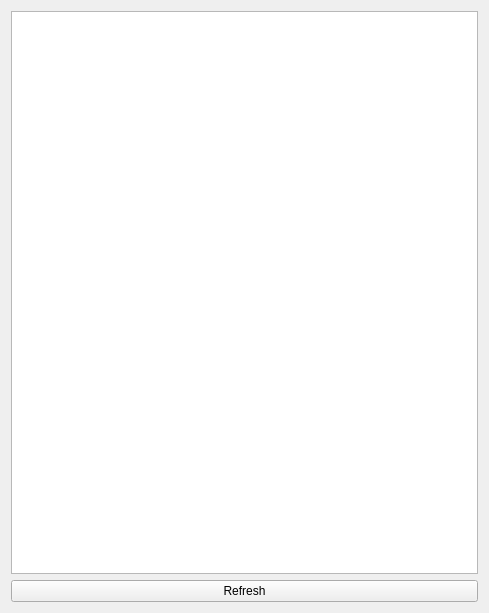
Qt form FOSSAGSCP/systeminformationpane.ui (FOSSASystems/FOSSA-GroundStationControlPanel) before a commit.
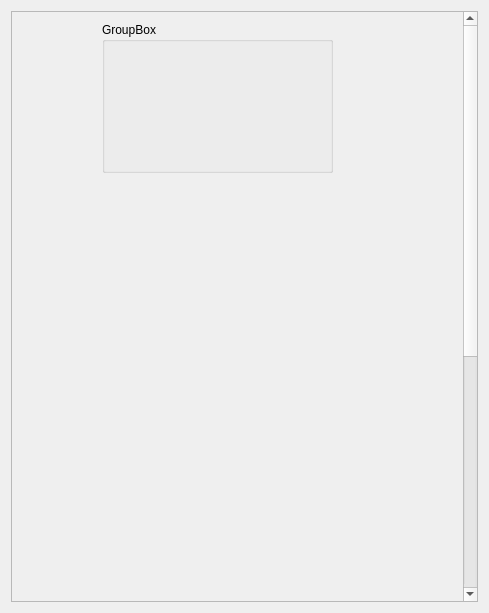
The same form after that commit.

Commit message: added system info frame byte parsing and change table view to group boxes

Diff of the .ui file:
```diff
--- a/FOSSAGSCP/systeminformationpane.ui
+++ b/FOSSAGSCP/systeminformationpane.ui
@@ -15,19 +15,45 @@
   </property>
   <layout class="QVBoxLayout" name="verticalLayout">
    <item>
-    <layout class="QVBoxLayout" name="verticalLayout_2">
-     <item>
-      <widget class="QTableView" name="SystemInformation_TableView"/>
+    <layout class="QGridLayout" name="gridLayout">
+     <item row="0" column="1">
+      <widget class="QScrollArea" name="scrollArea">
+       <property name="widgetResizable">
+        <bool>true</bool>
+       </property>
+       <widget class="QWidget" name="scrollAreaWidgetContents">
+        <property name="geometry">
+         <rect>
+          <x>0</x>
+          <y>0</y>
+          <width>453</width>
+          <height>1000</height>
+         </rect>
+        </property>
+        <property name="minimumSize">
+         <size>
+          <width>413</width>
+          <height>1000</height>
+         </size>
+        </property>
+        <widget class="QGroupBox" name="groupBox">
+         <property name="geometry">
+          <rect>
+           <x>90</x>
+           <y>10</y>
+           <width>231</width>
+           <height>151</height>
+          </rect>
+         </property>
+         <property name="title">
+          <string>GroupBox</string>
+         </property>
+        </widget>
+       </widget>
+      </widget>
      </item>
     </layout>
    </item>
-   <item>
-    <widget class="QPushButton" name="SystemInformation_RefreshButton">
-     <property name="text">
-      <string>Refresh</string>
-     </property>
-    </widget>
-   </item>
   </layout>
  </widget>
  <resources/>
```
The commit also changes 5 other files.
